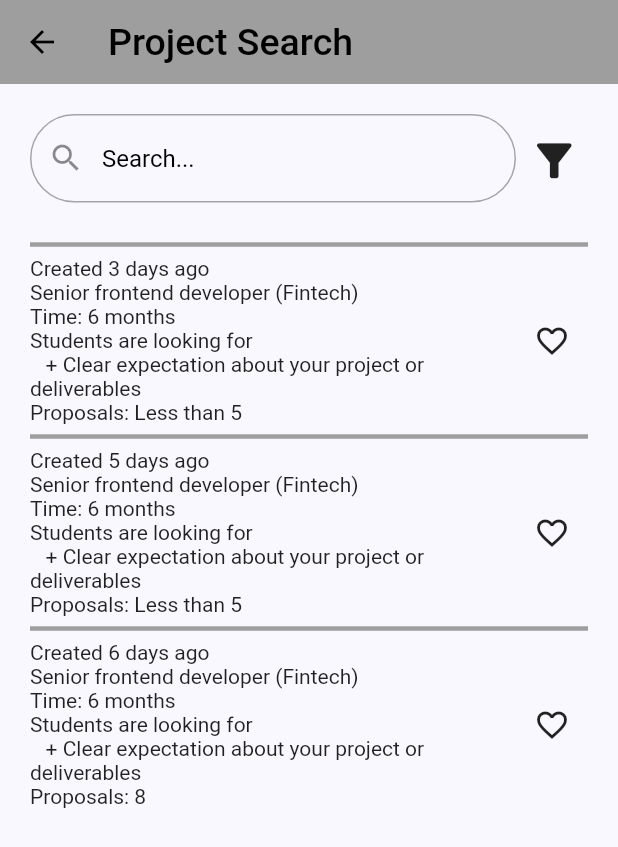
After one commit to Nktoan2707/StudentHub, a Flutter app: the StudentSearchedProjectListPage screen opened directly, after a tap on the "filter alt" icon, on a phone screen of 412 x 824 dp. The commit adds this screen. Shown: the top 847 px of the screen. Run offline on Flutter 3.47's test engine with Material 2 defaults, Android fonts, the phone set to English and light mode, and no system bars; drawn by our look-alikes of sliding_up_panel; our stand-ins replace file_picker, flutter_bloc, font_awesome_flutter, multi_select_flutter, salomon_bottom_bar.

Commit message:
implementation for "project search page" and "filter UI" on that page

```diff
--- a/student_hub/lib/app.dart
+++ b/student_hub/lib/app.dart
@@ -3,6 +3,7 @@ import 'package:student_hub/features/project/pages/dashboard_main_page.dart';
 import 'package:student_hub/features/project/pages/project_detail_page.dart';
 import 'package:student_hub/features/project/pages/student_project_detail_page.dart';
 import 'package:student_hub/features/project/pages/student_project_list_page.dart';
+import 'package:student_hub/features/project/pages/student_searched_project_list_page.dart';
 import 'package:student_hub/router/app_router.dart';
 
 
--- a/student_hub/lib/features/project/pages/student_project_detail_page.dart
+++ b/student_hub/lib/features/project/pages/student_project_detail_page.dart
@@ -14,7 +14,7 @@ class StudentProjectDetailPage extends StatefulWidget {
 }
 
 class _StudentProjectDetailPageState extends State<StudentProjectDetailPage> {
-  late final Project project;
+  late Project project;
 
   @override
   Widget build(BuildContext context) {
--- a/student_hub/lib/features/project/pages/student_project_list_page.dart
+++ b/student_hub/lib/features/project/pages/student_project_list_page.dart
@@ -5,6 +5,7 @@ import 'package:student_hub/data/models/domain/project.dart';
 import 'package:student_hub/features/project/components/student_project_list_item_view.dart';
 import 'package:student_hub/features/project/pages/student_project_detail_page.dart';
 import 'package:student_hub/features/project/pages/student_saved_project_list_page.dart';
+import 'package:student_hub/features/project/pages/student_searched_project_list_page.dart';
 import 'package:student_hub/widgets/components/top_navigation_bar.dart';
 
 class StudentProjectListPage extends StatefulWidget {
@@ -128,7 +129,7 @@ class _StudentProjectListPageState extends State<StudentProjectListPage> {
                   ),
                   IconButton(
                       onPressed: () {
-                        _searchItem();
+                        _goToSavedProjectPage();
                       },
                       icon: FaIcon(
                         FontAwesomeIcons.gratipay,
@@ -168,8 +169,11 @@ class _StudentProjectListPageState extends State<StudentProjectListPage> {
   }
 
   void _searchItem() {
-    Navigator.of(context)
-        .pushNamed(StudentSavedProjectDetailPage.pageId);
+    Navigator.of(context).pushNamed(StudentSearchedProjectListPage.pageId);
+  }
+
+  void _goToSavedProjectPage() {
+    Navigator.of(context).pushNamed(StudentSavedProjectListPage.pageId);
   }
 }
 
--- a/student_hub/lib/features/project/pages/student_saved_project_list_page.dart
+++ b/student_hub/lib/features/project/pages/student_saved_project_list_page.dart
@@ -4,18 +4,18 @@ import 'package:student_hub/data/models/domain/project.dart';
 import 'package:student_hub/features/project/components/student_project_list_item_view.dart';
 import 'package:student_hub/widgets/components/ink_custom_button.dart';
 
-class StudentSavedProjectDetailPage extends StatefulWidget {
-  static const String pageId = "/StudentSavedProjectDetailPage";
+class StudentSavedProjectListPage extends StatefulWidget {
+  static const String pageId = "/StudentSavedProjectListPage";
 
-  const StudentSavedProjectDetailPage({super.key});
+  const StudentSavedProjectListPage({super.key});
 
   @override
-  State<StudentSavedProjectDetailPage> createState() =>
-      _StudentSavedProjectDetailPageState();
+  State<StudentSavedProjectListPage> createState() =>
+      _StudentSavedProjectListPageState();
 }
 
-class _StudentSavedProjectDetailPageState
-    extends State<StudentSavedProjectDetailPage> {
+class _StudentSavedProjectListPageState
+    extends State<StudentSavedProjectListPage> {
   List<Project> projectList = List.from({
     Project(
         createdAt: "3 days ago",
--- /dev/null
+++ b/student_hub/lib/features/project/pages/student_searched_project_list_page.dart
@@ -0,0 +1,400 @@
+import 'package:flutter/material.dart';
+import 'package:flutter_bloc/flutter_bloc.dart';
+import 'package:font_awesome_flutter/font_awesome_flutter.dart';
+import 'package:salomon_bottom_bar/salomon_bottom_bar.dart';
+import 'package:sliding_up_panel/sliding_up_panel.dart';
+import 'package:student_hub/data/models/domain/project.dart';
+import 'package:student_hub/features/project/components/student_project_list_item_view.dart';
+import 'package:student_hub/features/project/pages/student_project_detail_page.dart';
+import 'package:student_hub/features/project/pages/student_saved_project_list_page.dart';
+import 'package:student_hub/widgets/components/ink_custom_button.dart';
+import 'package:student_hub/widgets/components/top_navigation_bar.dart';
+
+class StudentSearchedProjectListPage extends StatefulWidget {
+  static const String pageId = "/StudentSearchedProjectListPage";
+
+  const StudentSearchedProjectListPage({super.key});
+
+  @override
+  State<StudentSearchedProjectListPage> createState() =>
+      _StudentSearchedProjectListPageState();
+}
+
+class _StudentSearchedProjectListPageState
+    extends State<StudentSearchedProjectListPage> {
+  List<Project> projectList = List.from({
+    Project(
+        createdAt: "3 days ago",
+        jobTitle: "Senior frontend developer (Fintech)",
+        projectDuration: "6 months",
+        numberOfRequiredStudents: 6,
+        jobDescription:
+            "Students are looking for\n \t + Clear expectation about your project or deliverables",
+        numberOfProposals: 4),
+    Project(
+        createdAt: "5 days ago",
+        jobTitle: "Senior frontend developer (Fintech)",
+        projectDuration: "6 months",
+        numberOfRequiredStudents: 4,
+        jobDescription:
+            "Students are looking for\n \t + Clear expectation about your project or deliverables",
+        numberOfProposals: 2),
+    Project(
+        createdAt: "6 days ago",
+        jobTitle: "Senior frontend developer (Fintech)",
+        projectDuration: "6 months",
+        numberOfRequiredStudents: 7,
+        jobDescription:
+            "Students are looking for\n \t + Clear expectation about your project or deliverables",
+        numberOfProposals: 8),
+  }, growable: true);
+
+  final PanelController panelController = PanelController();
+
+  @override
+  Widget build(BuildContext context) {
+    final panelHeightOpen = MediaQuery.of(context).size.height * 0.8;
+    final panelHeightClosed = MediaQuery.of(context).size.height * 0.0;
+
+    return GestureDetector(
+      onTap: () {
+        FocusScope.of(context).requestFocus(FocusNode());
+      },
+      child: Scaffold(
+        appBar: AppBar(
+          leading: IconButton(
+            icon: Icon(Icons.arrow_back, color: Colors.black),
+            onPressed: () => Navigator.of(context).pop(),
+          ),
+          elevation: 0,
+          title: const Text(
+            'Project Search',
+            style: TextStyle(fontSize: 25, color: Colors.black),
+          ),
+          centerTitle: false,
+          backgroundColor: Colors.grey,
+          iconTheme: const IconThemeData(color: Colors.black),
+        ),
+        body: Stack(
+          children: [
+            SlidingUpPanel(
+              backdropEnabled: true,
+              isDraggable: false,
+              minHeight: panelHeightClosed,
+              maxHeight: panelHeightOpen,
+              parallaxEnabled: false,
+              parallaxOffset: 0.5,
+              renderPanelSheet: false,
+              controller: panelController,
+              panelBuilder: (scrollController) => _FilterFloatingPanel(
+                panelController: panelController,
+              ),
+              collapsed: null,
+              body: Padding(
+                padding: const EdgeInsets.symmetric(horizontal: 20),
+                child: Column(
+                  children: [
+                    const SizedBox(
+                      height: 20,
+                    ),
+                    Row(
+                      mainAxisAlignment: MainAxisAlignment.start,
+                      children: [
+                        Flexible(
+                          child: Autocomplete<String>(
+                            optionsBuilder: (textEditingValue) {
+                              // return const Iterable<String>.empty();
+
+                              if (textEditingValue.text.isEmpty) {
+                                return const Iterable<String>.empty();
+                              }
+
+                              return Iterable<String>.generate(
+                                  10, (index) => "test$index");
+                            },
+                            displayStringForOption: (value) => value,
+                            optionsViewBuilder: (context, onSelected, options) {
+                              return Material(
+                                elevation: 4,
+                                child: ListView.separated(
+                                  padding: EdgeInsets.zero,
+                                  itemCount: options.toList().length,
+                                  itemBuilder: (context, index) {
+                                    return ListTile(
+                                      onTap: () =>
+                                          onSelected(options.toList()[index]),
+                                      // contentPadding: EdgeInsets.zero,
+                                      title: Text(options.toList()[index]),
+                                    );
+                                  },
+                                  separatorBuilder: (context, index) {
+                                    return Divider(
+                                      thickness: 3,
+                                      height: 20,
+                                    );
+                                  },
+                                ),
+                              );
+                            },
+                            onSelected: (String value) {
+                              _searchItem();
+                            },
+                            fieldViewBuilder: (context, textEditingController,
+                                focusNode, onFieldSubmitted) {
+                              return TextField(
+                                controller: textEditingController,
+                                focusNode: focusNode,
+                                onEditingComplete: onFieldSubmitted,
+                                style: const TextStyle(color: Colors.black),
+                                cursorColor: Colors.black,
+                                decoration: const InputDecoration(
+                                  prefixIcon: Icon(Icons.search),
+                                  hintText: 'Search...',
+                                  hintStyle: TextStyle(color: Colors.black),
+                                  border: OutlineInputBorder(
+                                      borderRadius: BorderRadius.all(
+                                          Radius.circular(30))),
+                                ),
+                                // onSubmitted: (value) {
+                                //   // Perform search functionality here
+                                //   // context.read<TodoBloc>().add(TodoSearched(searchedString: value));
+                                // },
+                              );
+                            },
+                          ),
+                        ),
+                        IconButton(
+                            onPressed: () {
+                              _filterPanelToggle(true);
+                            },
+                            icon: Icon(
+                              Icons.filter_alt,
+                              size: 35,
+                            ))
+                      ],
+                    ),
+                    const SizedBox(
+                      height: 20,
+                    ),
+                    Divider(
+                      color: Colors.grey,
+                      thickness: 3,
+                    ),
+                    ListView.separated(
+                      scrollDirection: Axis.vertical,
+                      physics: NeverScrollableScrollPhysics(),
+                      shrinkWrap: true,
+                      itemCount: projectList.length,
+                      itemBuilder: (context, index) {
+                        return StudentProjectListItemView(
+                          project: projectList[index],
+                        );
+                      },
+                      separatorBuilder: (BuildContext context, int index) {
+                        return const Divider(
+                          color: Colors.grey,
+                          thickness: 3,
+                        );
+                      },
+                    ),
+                  ],
+                ),
+              ),
+            ),
+          ],
+        ),
+      ),
+    );
+  }
+
+  void _searchItem() {
+    Navigator.of(context).pushNamed(StudentSearchedProjectListPage.pageId);
+  }
+  void _filterPanelToggle(bool toggle) {
+    toggle ? panelController.open() : panelController.close();
+  }
+}
+
+class _FilterFloatingPanel extends StatefulWidget {
+  final PanelController panelController;
+
+  const _FilterFloatingPanel({super.key, required this.panelController});
+
+  @override
+  State<_FilterFloatingPanel> createState() => _FilterFloatingPanelState();
+}
+
+class _FilterFloatingPanelState extends State<_FilterFloatingPanel> {
+  int? selectedOption = 1;
+
+  @override
+  Widget build(BuildContext context) {
+    return Card(
+      shape: RoundedRectangleBorder(borderRadius: BorderRadius.circular(24)),
+      elevation: 0,
+      child: SingleChildScrollView(
+        padding: EdgeInsets.all(20),
+        child: Column(
+          crossAxisAlignment: CrossAxisAlignment.start,
+          children: [
+            IconButton(
+              padding: EdgeInsets.zero,
+              onPressed: () {
+                widget.panelController.close();
+              },
+              icon: FaIcon(FontAwesomeIcons.circleXmark),
+              constraints: BoxConstraints(),
+            ),
+            SizedBox(
+              height: 10,
+            ),
+            Text(
+              "Filter By",
+              style: TextStyle(fontWeight: FontWeight.bold),
+            ),
+            Divider(
+              thickness: 3,
+              height: 40,
+            ),
+            Text(
+              "Project Length",
+            ),
+            SizedBox(
+              height: 20,
+            ),
+            ListTile(
+              title: const Text('Less than one month'),
+              contentPadding: EdgeInsets.zero,
+              leading: Radio<int>(
+                value: 1,
+                groupValue: selectedOption,
+                activeColor: Colors.red,
+                // Change the active radio button color here
+                fillColor: MaterialStateProperty.all(Colors.red),
+                // Change the fill color when selected
+                splashRadius: 20,
+                // Change the splash radius when clicked
+                onChanged: (value) {
+                  setState(() {
+                    selectedOption = value;
+                  });
+                },
+              ),
+            ),
+            ListTile(
+              title: const Text('1 to 3 months'),
+              contentPadding: EdgeInsets.zero,
+              leading: Radio<int>(
+                value: 2,
+                groupValue: selectedOption,
+                activeColor: Colors.red,
+                // Change the active radio button color here
+                fillColor: MaterialStateProperty.all(Colors.red),
+                // Change the fill color when selected
+                splashRadius: 20,
+                // Change the splash radius when clicked
+                onChanged: (value) {
+                  setState(() {
+                    selectedOption = value;
+                  });
+                },
+              ),
+            ),
+            ListTile(
+              title: const Text('3 to 6 months'),
+              contentPadding: EdgeInsets.zero,
+              leading: Radio<int>(
+                value: 3,
+                groupValue: selectedOption,
+                activeColor: Colors.red,
+                // Change the active radio button color here
+                fillColor: MaterialStateProperty.all(Colors.red),
+                // Change the fill color when selected
+                splashRadius: 20,
+                // Change the splash radius when clicked
+                onChanged: (value) {
+                  setState(() {
+                    selectedOption = value;
+                  });
+                },
+              ),
+            ),
+            ListTile(
+              title: const Text('More than 6 months'),
+              contentPadding: EdgeInsets.zero,
+              leading: Radio<int>(
+                value: 4,
+                groupValue: selectedOption,
+                activeColor: Colors.red,
+                // Change the active radio button color here
+                fillColor: MaterialStateProperty.all(Colors.red),
+                // Change the fill color when selected
+                splashRadius: 20,
+                // Change the splash radius when clicked
+                onChanged: (value) {
+                  setState(() {
+                    selectedOption = value;
+                  });
+                },
+              ),
+            ),
+            SizedBox(
+              height: 20,
+            ),
+            Text(
+              "Students needed",
+            ),
+            SizedBox(
+              height: 10,
+            ),
+            TextField(
+              style: const TextStyle(color: Colors.black),
+              cursorColor: Colors.black,
+              decoration: const InputDecoration(
+                constraints: BoxConstraints(maxHeight: 30),
+                hintStyle: TextStyle(color: Colors.black),
+                border: OutlineInputBorder(),
+              ),
+            ),
+            SizedBox(
+              height: 20,
+            ),
+            Text(
+              "Students needed",
+            ),
+            SizedBox(
+              height: 10,
+            ),
+            TextField(
+              style: const TextStyle(color: Colors.black),
+              cursorColor: Colors.black,
+              decoration: const InputDecoration(
+                constraints: BoxConstraints(maxHeight: 30),
+                hintStyle: TextStyle(color: Colors.black),
+                border: OutlineInputBorder(),
+              ),
+            ),
+            SizedBox(
+              height: MediaQuery.of(context).size.height * 0.1,
+            ),
+            Row(
+              mainAxisAlignment: MainAxisAlignment.spaceEvenly,
+              children: [
+                InkCustomButton(
+                  title: "Clear Filters",
+                  padding: 5,
+                  width: MediaQuery.of(context).size.width * 0.3,
+                ),
+                InkCustomButton(
+                  title: "Apply",
+                  padding: 5,
+                  width: MediaQuery.of(context).size.width * 0.3,
+                ),
+              ],
+            )
+          ],
+        ),
+      ),
+    );
+  }
+}
--- a/student_hub/lib/router/app_router.dart
+++ b/student_hub/lib/router/app_router.dart
@@ -15,6 +15,7 @@ import 'package:student_hub/features/project/pages/project_detail_page.dart';
 import 'package:student_hub/features/project/pages/student_project_detail_page.dart';
 import 'package:student_hub/features/project/pages/student_project_list_page.dart';
 import 'package:student_hub/features/project/pages/student_saved_project_list_page.dart';
+import 'package:student_hub/features/project/pages/student_searched_project_list_page.dart';
 
 class AppRouter {
   // final HomeBloc _homeBloc = HomeBloc(taskRepository: TaskRepository());
@@ -73,9 +74,13 @@ class AppRouter {
         return MaterialPageRoute(
             builder: (_) => const StudentProjectDetailPage(), settings: settings);
 
-      case StudentSavedProjectDetailPage.pageId:
+      case StudentSavedProjectListPage.pageId:
         return MaterialPageRoute(
-            builder: (_) => const StudentSavedProjectDetailPage());
+            builder: (_) => const StudentSavedProjectListPage());
+
+      case StudentSearchedProjectListPage.pageId:
+        return MaterialPageRoute(
+            builder: (_) => const StudentSearchedProjectListPage());
 
       default:
         return null;
--- a/student_hub/pubspec.yaml
+++ b/student_hub/pubspec.yaml
@@ -40,6 +40,7 @@ dependencies:
   file_picker: ^6.2.0
   multi_select_flutter: ^4.1.3
   font_awesome_flutter: ^10.7.0
+  sliding_up_panel: ^2.0.0+1
 
 dev_dependencies:
   flutter_test:
```
Also changed, not shown: student_hub/pubspec.lock.
